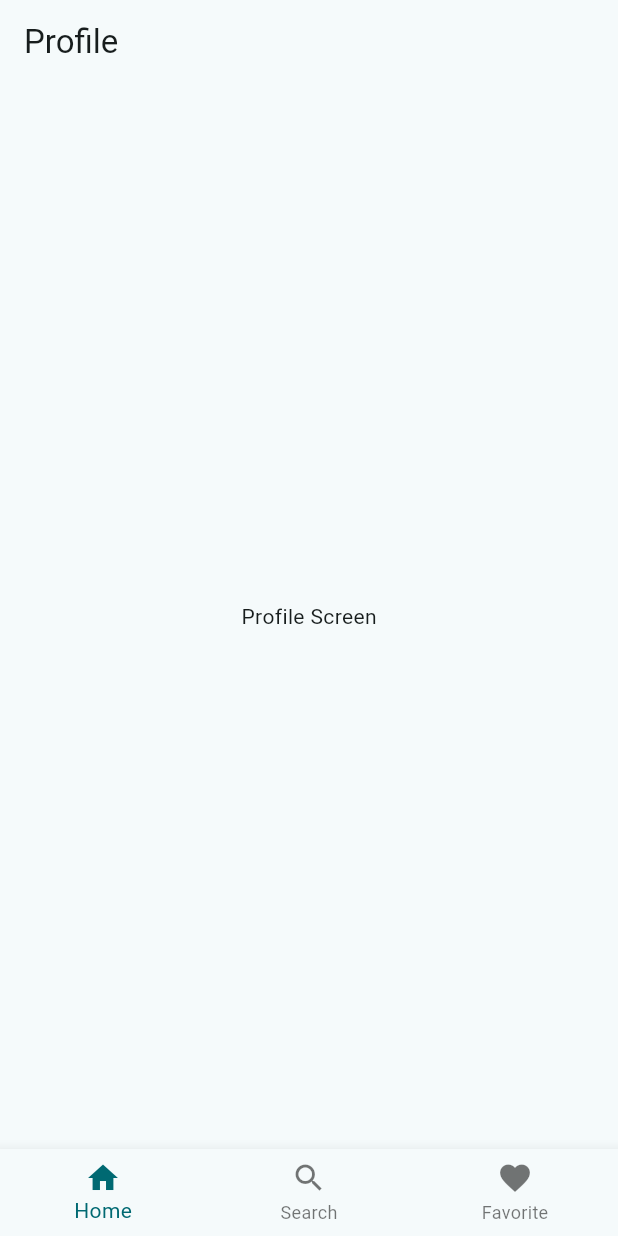
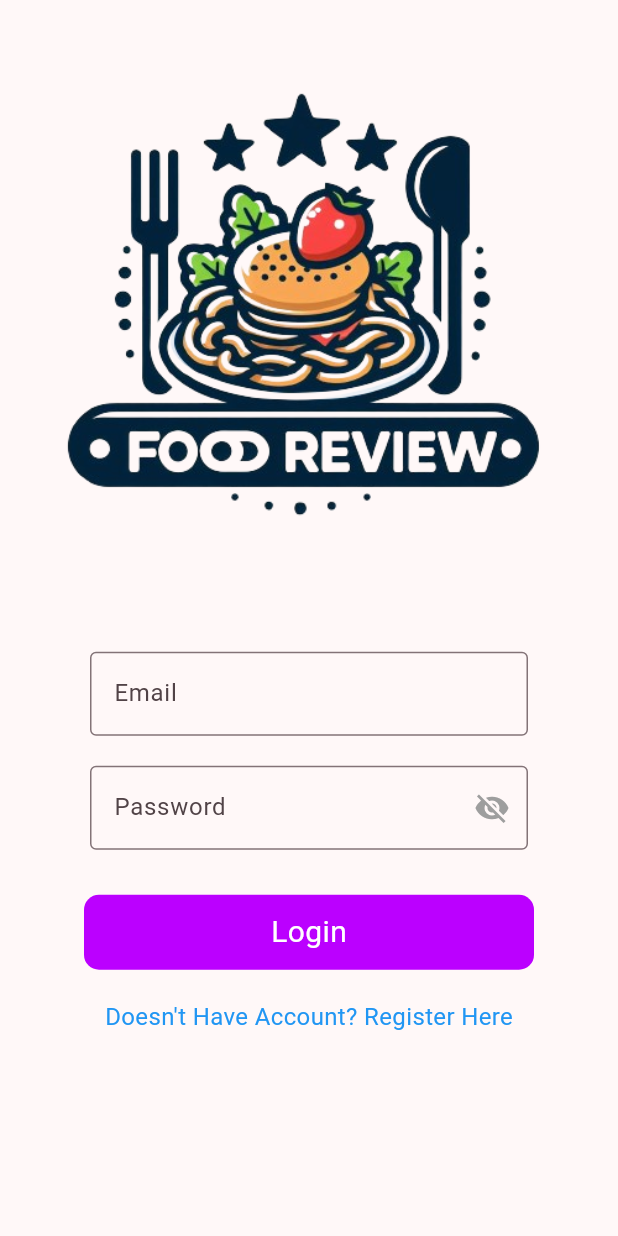
Before and after one commit to indraw26/project-pabII, a Flutter app: the screen it shows after launch, on a phone screen of 412 x 824 dp. Run offline on Flutter 3.47's test engine with Material 3 defaults, Android fonts, the light colour scheme and no system bars; our stand-ins replace firebase_core; accounts and stored records are empty.

Commit message:
Add Login Screen + Design
Making Login view

```diff
--- a/review_makanan/lib/main.dart
+++ b/review_makanan/lib/main.dart
@@ -1,8 +1,11 @@
 import 'package:flutter/material.dart';
 import 'package:review_makanan/screens/detail.dart';
 import 'package:review_makanan/screens/favorite.dart';
+import 'package:review_makanan/screens/home.dart';
+import 'package:review_makanan/screens/login.dart';
 import 'package:review_makanan/screens/profile.dart';
 import 'package:firebase_core/firebase_core.dart';
+import 'package:review_makanan/screens/search.dart';
 import 'firebase_options.dart';
 
 void main() async {
@@ -21,9 +24,9 @@ class MainApp extends StatelessWidget {
         debugShowCheckedModeBanner: false,
         title: "Review Makanan",
         theme: ThemeData(
-            colorScheme: ColorScheme.fromSeed(seedColor: Colors.cyan.shade200),
+            colorScheme: ColorScheme.fromSeed(seedColor: Colors.pink.shade100),
             useMaterial3: true),
-        home: MainScreen());
+        home: LoginScreen());
   }
 }
 class MainScreen extends StatefulWidget {
@@ -37,8 +40,8 @@ class _MainScreenState extends State<MainScreen> {
   int _selectedIndex = 0;
 
   final List<Widget> _screens = [
-    ProfileScreen(),
-    DetailScreen(),
+    LoginScreen(),
+    SearchScreen(),
     FavoriteScreen(),
   ];
 
@@ -53,6 +56,8 @@ class _MainScreenState extends State<MainScreen> {
     return Scaffold(
       body: _screens[_selectedIndex],
       bottomNavigationBar: BottomNavigationBar(
+        type: BottomNavigationBarType.fixed,
+        backgroundColor: Color(0xfffc88ff),
         currentIndex: _selectedIndex,
         onTap: _selectedNavMenu,
         items: const <BottomNavigationBarItem>[
--- /dev/null
+++ b/review_makanan/lib/providers/auth_providers.dart
@@ -0,0 +1 @@
+// import 'package:firebase_auth/firebase_auth.dart';
--- /dev/null
+++ b/review_makanan/lib/screens/home.dart
@@ -0,0 +1,15 @@
+import 'package:flutter/material.dart';
+
+class HomeScreen extends StatelessWidget {
+  @override
+  Widget build(BuildContext context) {
+    return Scaffold(
+      appBar: AppBar(
+        title: Text('Home'),
+      ),
+      body: Center(
+        child: Text('Home Screen'),
+      ),
+    );
+  }
+}
--- /dev/null
+++ b/review_makanan/lib/screens/login.dart
@@ -0,0 +1,66 @@
+import 'package:flutter/material.dart';
+
+class LoginScreen extends StatelessWidget {  @override
+  Widget build(BuildContext context) {
+    return Scaffold(
+      body: Stack(
+        children: [
+          Container(
+            child: Image.asset(
+              'images/logo.png',
+            )
+          ),
+          Container(
+            child: Padding(
+              padding: const EdgeInsets.all(30.0),
+              child: Column(
+                mainAxisAlignment: MainAxisAlignment.center,
+                children: [
+                  Padding(
+                    padding: const EdgeInsets.only(top: 300.0,left: 30.0,right: 30.0),
+                    child: TextField(
+                      decoration: InputDecoration(
+                        border: OutlineInputBorder(),
+                        labelText: 'Email',
+                      ),
+                    ),
+                  ),
+                  Padding(
+                    padding: const EdgeInsets.only(top: 20.0,left: 30.0,right: 30.0),
+                    child: TextField(
+                      decoration: InputDecoration(
+                        suffixIcon: Icon(Icons.visibility_off,color: Colors.grey,),
+                        border: OutlineInputBorder(),
+                        labelText: 'Password',
+                      ),
+                    ),
+                  ),
+                  Container(
+                    margin: EdgeInsets.only(top: 30.0),
+                    height: 50,
+                    width: 300,
+                    decoration: BoxDecoration(
+                      borderRadius: BorderRadius.circular(10  ),
+                      color: Color.fromARGB(255, 187, 0, 255)
+                    ),
+                    child: Center(
+                      child: Text('Login',style: TextStyle(color: Colors.white,fontSize: 20),),
+                    ),
+                  ),
+                  Padding(
+                    padding: const EdgeInsets.only(top:20.0),
+                    child: Column(
+                      children: [
+                        Text("Doesn't Have Account? Register Here",style: TextStyle(color: Colors.blue,fontSize: 16),),
+                      ],
+                    ),
+                  )
+                ],
+              ),
+            )
+          )
+        ],
+      ),
+    );
+  }
+}
```
Also changed, not shown: review_makanan/pubspec.yaml (+5 -2 lines), review_makanan/images/logo.png (added), review_makanan/lib/screens/register.dart (added), 3 other files.
